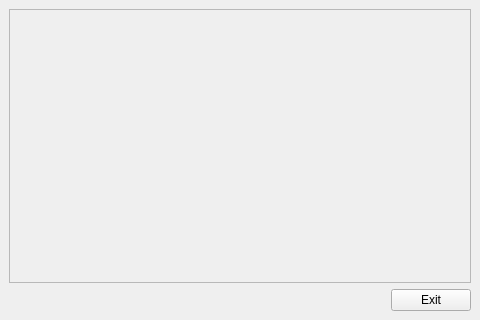
Before: the Qt Designer form src/ui/main.ui in simaoamorim/SerialProgramLoader, drawn with Qt 5.
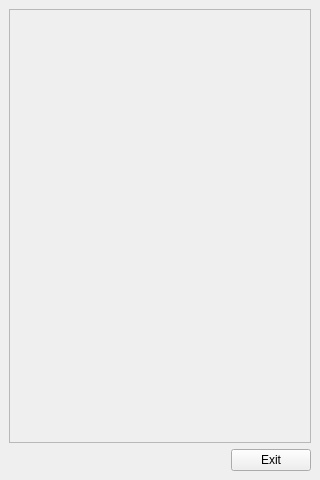
After: the same form once the commit is applied.

Commit message: Resize UI for 90deg rotation 2

What changed in the file:
```diff
--- a/src/ui/main.ui
+++ b/src/ui/main.ui
@@ -7,8 +7,8 @@
    <rect>
     <x>0</x>
     <y>0</y>
-    <width>480</width>
-    <height>320</height>
+    <width>320</width>
+    <height>480</height>
    </rect>
   </property>
   <property name="windowTitle">
```
The commit also changes 3 other files.
